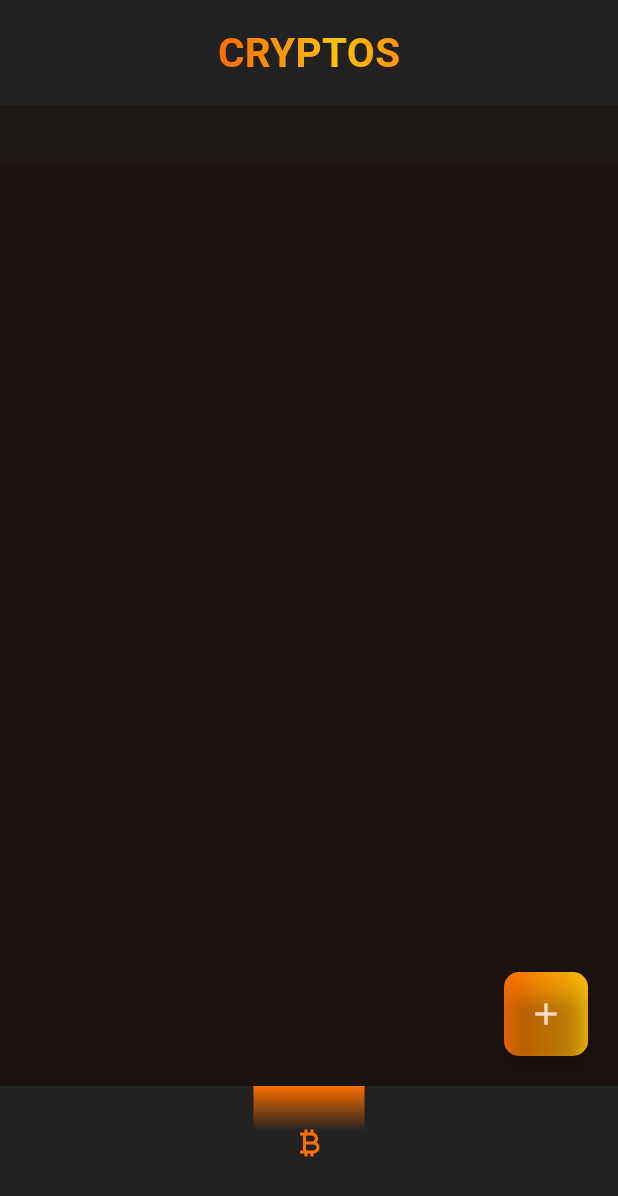
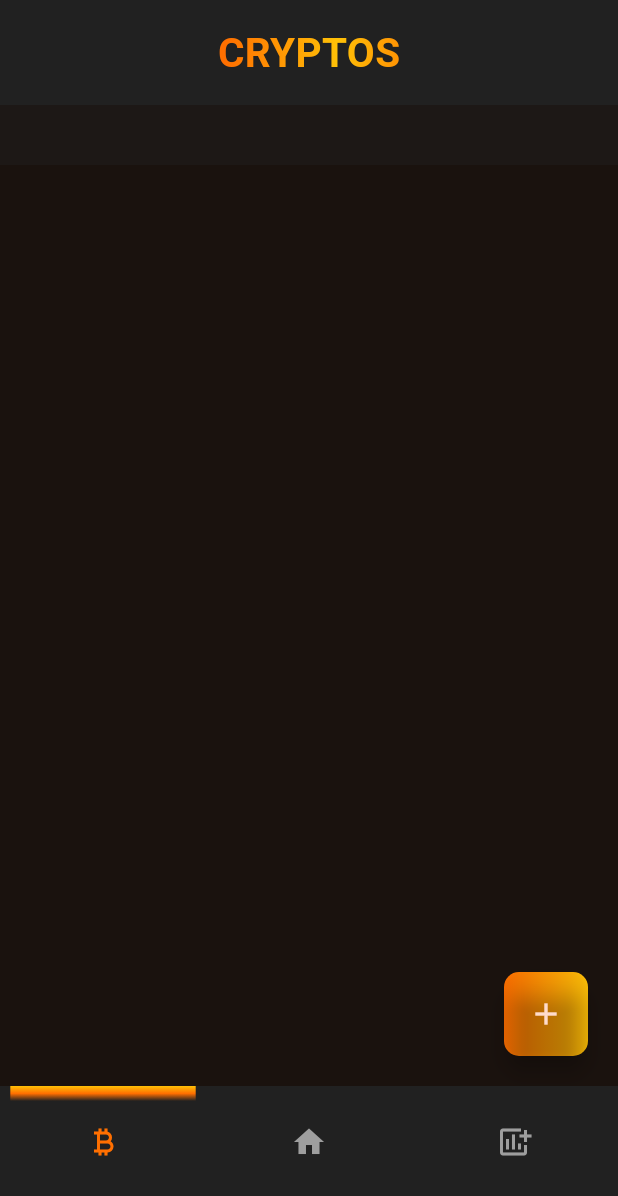
Before and after one commit to KevinFGR/PerInvest_APP, a Flutter app: the Pages screen opened directly, on a phone screen of 412 x 824 dp. Shown: the top 1196 px of the screen. Run offline on Flutter 3.47's test engine with Material 3 defaults, Android fonts, the light colour scheme and no system bars; our stand-ins replace fluttertoast, shared_preferences; accounts and stored records are empty; network calls fail.

Commit message:
feat bottom bar design

```diff
--- a/perinvest_app/lib/app/pages/pages.dart
+++ b/perinvest_app/lib/app/pages/pages.dart
@@ -67,6 +67,7 @@ class PagesState extends State<Pages> {
                 children: [
                   Container(
                     height:100,
+                    width: MediaQuery.of(context).size.width * 0.3,
                     padding: EdgeInsets.only(
                       left:25,
                       right:25,
@@ -78,19 +79,35 @@ class PagesState extends State<Pages> {
                         end: Alignment.topCenter,
                         colors: [
                           ColorHelper.darkLight,
-                          ColorHelper.darkLight,
                           ColorHelper.primary,
+                          ColorHelper.primaryLight,
                         ],
-                        stops: [0, 0.7, 1]
-                      ),
-                      border: Border(
-                        top: BorderSide(
-                          color: ColorHelper.primary.withValues(alpha:0.3),
-                          width: 0.5,
-                        ),
+                        stops: [0.9, 0.95, 1]
                       ),
                     ),
                     child: Icon(Icons.currency_bitcoin, color: ColorHelper.primary)
+                  ),
+
+                  Container(
+                    height:100,
+                    width: MediaQuery.of(context).size.width * 0.3,
+                    padding: EdgeInsets.only(
+                      left:25,
+                      right:25,
+                      bottom:25,
+                    ),
+                    child: Icon(Icons.home, color: Colors.grey)
+                  ),
+
+                  Container(
+                    height:100,
+                    width: MediaQuery.of(context).size.width * 0.3,
+                    padding: EdgeInsets.only(
+                      left:25,
+                      right:25,
+                      bottom:25,
+                    ),
+                    child: Icon(Icons.add_chart, color: Colors.grey)
                   ),
                 ],
               ),
```
